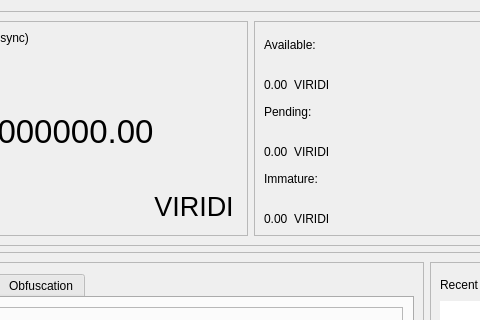
Old version of the form src/qt/forms/overviewpage.ui in the repository BitFriday/vidividi; both pictures show x 107 to 587 and y 0 to 320 of the 1067 by 650 pixel window.
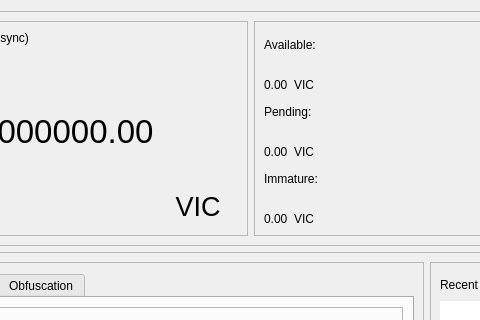
New version of the form.

```diff
--- a/src/qt/forms/overviewpage.ui
+++ b/src/qt/forms/overviewpage.ui
@@ -251,7 +251,7 @@
                   <cursorShape>PointingHandCursor</cursorShape>
                  </property>
                  <property name="text">
-                  <string>VIRIDI</string>
+                  <string>VIC</string>
                  </property>
                  <property name="flat">
                   <bool>true</bool>
@@ -310,7 +310,7 @@
                <item>
                 <widget class="QLabel" name="label_XDNA2">
                  <property name="text">
-                  <string>VIRIDI</string>
+                  <string>VIC</string>
                  </property>
                  <property name="alignment">
                   <set>Qt::AlignBottom|Qt::AlignLeading|Qt::AlignLeft</set>
@@ -354,7 +354,7 @@
                <item>
                 <widget class="QLabel" name="label_XDNA3">
                  <property name="text">
-                  <string>VIRIDI</string>
+                  <string>VIC</string>
                  </property>
                  <property name="alignment">
                   <set>Qt::AlignBottom|Qt::AlignLeading|Qt::AlignLeft</set>
@@ -398,7 +398,7 @@
                <item>
                 <widget class="QLabel" name="label_XDNA4">
                  <property name="text">
-                  <string>VIRIDI</string>
+                  <string>VIC</string>
                  </property>
                  <property name="alignment">
                   <set>Qt::AlignBottom|Qt::AlignLeading|Qt::AlignLeft</set>
```
